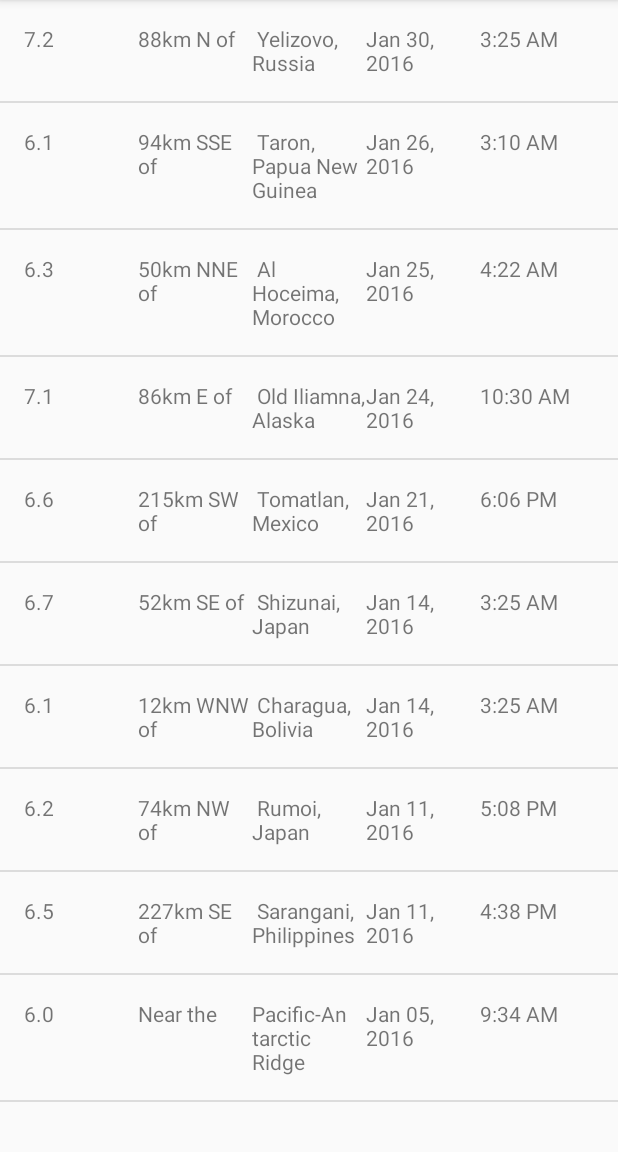
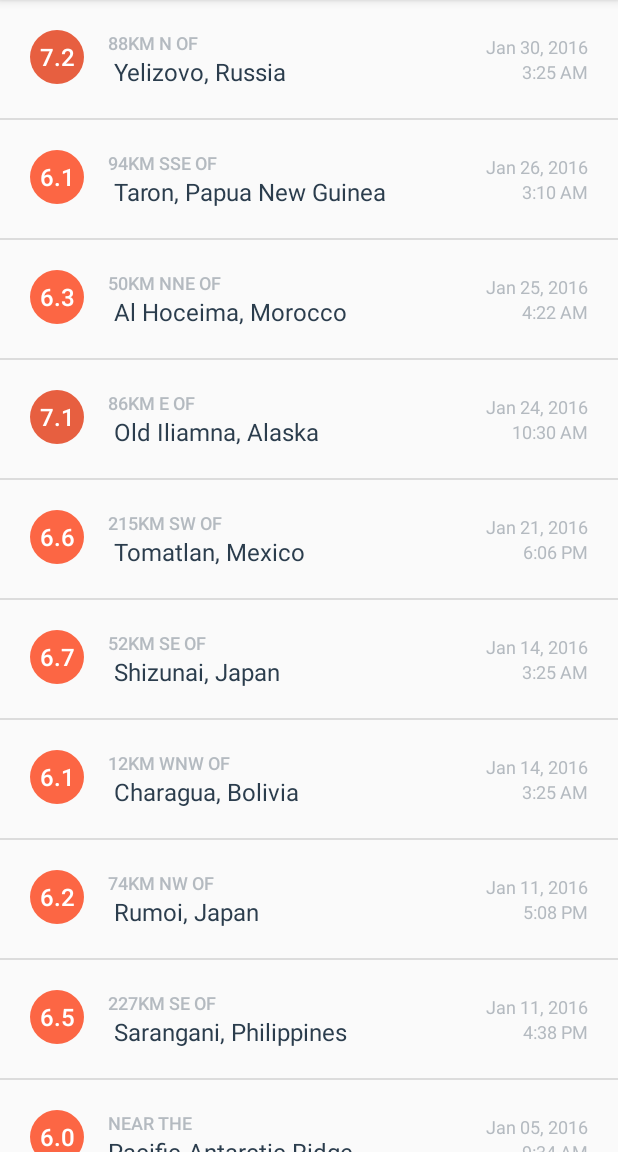
Before and after one commit to nehabalaji/Quake-Report, an Android app: the screen it shows after launch (EarthquakeActivity), on a phone screen of 412 x 824 dp, the part 84-1236 px from its top. Run offline under Robolectric (Android 15) with nearby library versions, the phone set to English and light mode, and no system bars.

Commit message:
add visual polish

```diff
--- a/app/src/main/java/com/example/android/quakereport/earthAdapter.java
+++ b/app/src/main/java/com/example/android/quakereport/earthAdapter.java
@@ -1,8 +1,10 @@
 package com.example.android.quakereport;
 
 import android.content.Context;
+import android.graphics.drawable.GradientDrawable;
 import android.support.annotation.NonNull;
 import android.support.annotation.Nullable;
+import android.support.v4.content.ContextCompat;
 import android.view.LayoutInflater;
 import android.view.View;
 import android.view.ViewGroup;
@@ -32,11 +34,17 @@ public class earthAdapter extends ArrayAdapter<Earth> {
         }
         Earth earth = getItem(position);
 
+
+
         TextView magnitude = (TextView) listItemView.findViewById(R.id.mag);
         String formattedMagnitude = formatMagnitude(earth.getmMagnitude());
         magnitude.setText(formattedMagnitude);
 
-        String OriginalLOcation = earth.getmPlace();
+        GradientDrawable magnitudeCircle = (GradientDrawable) magnitude.getBackground();
+        int magnitudeColor = getMagnitudeColor(earth.getmMagnitude());
+        magnitudeCircle.setColor(magnitudeColor);
+
+                String OriginalLOcation = earth.getmPlace();
         String primaryLocation;
         String locationOffSet;
 
@@ -77,6 +85,47 @@ public class earthAdapter extends ArrayAdapter<Earth> {
 
     }
 
+    private int getMagnitudeColor(double magnitudecolor) {
+        int magnitudeColorResourceId;
+        int magnitudeFloor = (int) Math.floor(magnitudecolor);
+        switch (magnitudeFloor){
+            case 0:
+            case 1:  magnitudeColorResourceId = R.color.magnitude1;
+                break;
+            case 2:
+                magnitudeColorResourceId = R.color.magnitude2;
+                break;
+            case 3:
+                magnitudeColorResourceId = R.color.magnitude3;
+                break;
+            case 4:
+                magnitudeColorResourceId = R.color.magnitude4;
+                break;
+            case 5:
+                magnitudeColorResourceId = R.color.magnitude5;
+                break;
+            case 6:
+                magnitudeColorResourceId = R.color.magnitude6;
+                break;
+            case 7:
+                magnitudeColorResourceId = R.color.magnitude7;
+                break;
+            case 8:
+                magnitudeColorResourceId = R.color.magnitude8;
+                break;
+            case 9:
+                magnitudeColorResourceId = R.color.magnitude9;
+                break;
+            default:
+                magnitudeColorResourceId = R.color.magnitude10plus;
+                break;
+        }
+        return ContextCompat.getColor(getContext(), magnitudeColorResourceId);
+    }
+
+
+
+
     private String formatMagnitude(double magnitude) {
         DecimalFormat magnitudeFormat = new DecimalFormat("0.0");
         return magnitudeFormat.format(magnitude);
--- /dev/null
+++ b/app/src/main/res/drawable/magnitude_circle.xml
@@ -0,0 +1,9 @@
+<?xml version="1.0" encoding="utf-8"?>
+<shape xmlns:android="http://schemas.android.com/apk/res/android"
+    android:shape="oval">
+    <solid android:color="@color/magnitude1" />
+    <size
+        android:width="36dp"
+        android:height="36dp" />
+    <corners android:radius="18dp" />
+</shape>
--- a/app/src/main/res/layout/list_item.xml
+++ b/app/src/main/res/layout/list_item.xml
@@ -4,41 +4,79 @@
     android:layout_width="match_parent"
     android:layout_height="match_parent"
     android:orientation="horizontal"
-    android:padding="16dp">
-
+    android:padding="20dp"
+    >
     <TextView
         android:id="@+id/mag"
+        android:layout_width="36dp"
+        android:layout_height="36dp"
+
+        android:background="@drawable/magnitude_circle"
+        android:gravity="center"
+        android:fontFamily="sans-serif-medium"
+        android:textColor="@android:color/white"
+        android:textSize="16sp"
+        tools:text="8.9" />
+
+    <LinearLayout
         android:layout_width="0dp"
         android:layout_height="wrap_content"
+        android:layout_gravity="center_vertical"
+        android:layout_marginLeft="16dp"
+        android:layout_marginStart="16dp"
         android:layout_weight="1"
-        tools:text="8.9" />
+        android:orientation="vertical">
 
         <TextView
             android:id="@+id/location_offset"
-        android:layout_width="0dp"
+            android:layout_width="wrap_content"
             android:layout_height="wrap_content"
-        android:layout_weight="1"
+            android:ellipsize="end"
+            android:fontFamily="sans-serif-medium"
+            android:maxLines="1"
+            android:textAllCaps="true"
+            android:textColor="@color/textColorEarthquakeDetails"
+            android:textSize="12sp"
             tools:text="30km S of" />
 
         <TextView
             android:id="@+id/primary_location"
-        android:layout_width="0dp"
+            android:layout_width="wrap_content"
             android:layout_height="wrap_content"
-        android:layout_weight="1"
-        tools:text="San Francisco, CA" />
+            android:ellipsize="end"
+            android:maxLines="2"
+            android:textColor="@color/textColorEarthquakeLocation"
+            android:textSize="16sp"
+            tools:text="Long placeholder location that should wrap to more than 2 lines of text" />
+
+    </LinearLayout>
+
+    <LinearLayout
+        android:layout_width="wrap_content"
+        android:layout_height="wrap_content"
+        android:layout_gravity="center_vertical"
+        android:layout_marginLeft="16dp"
+        android:layout_marginStart="16dp"
+        android:orientation="vertical">
 
         <TextView
             android:id="@+id/date"
-        android:layout_width="0dp"
+            android:layout_width="wrap_content"
             android:layout_height="wrap_content"
-        android:layout_weight="1"
+            android:layout_gravity="end"
+            android:textColor="@color/textColorEarthquakeDetails"
+            android:textSize="12sp"
             tools:text="Mar 6, 2010" />
 
         <TextView
             android:id="@+id/time"
-        android:layout_width="0dp"
+            android:layout_width="wrap_content"
             android:layout_height="wrap_content"
-        android:layout_weight="1"
+            android:layout_gravity="end"
+            android:textColor="@color/textColorEarthquakeDetails"
+            android:textSize="12sp"
             tools:text="3:00 PM" />
 
     </LinearLayout>
+
+</LinearLayout>
--- a/app/src/main/res/values/colors.xml
+++ b/app/src/main/res/values/colors.xml
@@ -22,4 +22,40 @@
 
     <!-- Accent color of the app -->
     <color name="colorAccent">#10CAC9</color>
+
+    <!-- Color for an earthquake with magnitude 0 and 2 -->
+    <color name="magnitude1">#4A7BA7</color>
+
+    <!-- Magnitude circle color for an earthquake with magnitude between 2 and 3 -->
+    <color name="magnitude2">#04B4B3</color>
+
+    <!-- Magnitude circle color for an earthquake with magnitude between 3 and 4 -->
+    <color name="magnitude3">#10CAC9</color>
+
+    <!-- Magnitude circle color for an earthquake with magnitude between 4 and 5 -->
+    <color name="magnitude4">#F5A623</color>
+
+    <!-- Magnitude circle color for an earthquake with magnitude between 5 and 6 -->
+    <color name="magnitude5">#FF7D50</color>
+
+    <!-- Magnitude circle color for an earthquake with magnitude between 6 and 7 -->
+    <color name="magnitude6">#FC6644</color>
+
+    <!-- Magnitude circle color for an earthquake with magnitude between 7 and 8 -->
+    <color name="magnitude7">#E75F40</color>
+
+    <!-- Magnitude circle color for an earthquake with magnitude between 8 and 9 -->
+    <color name="magnitude8">#E13A20</color>
+
+    <!-- Magnitude circle color for an earthquake with magnitude between 9 and 10 -->
+    <color name="magnitude9">#D93218</color>
+
+    <!-- Magnitude circle color for an earthquake with magnitude over 10 -->
+    <color name="magnitude10plus">#C03823</color>
+
+    <!-- Text color for the details of the earthquake in the list item -->
+    <color name="textColorEarthquakeDetails">#B4BAC0</color>
+
+    <!-- Text color for the primary location of the earthquake in the list item -->
+    <color name="textColorEarthquakeLocation">#2B3D4D</color>
 </resources>
```
Lines whose indentation alone changed are shown as unchanged.
